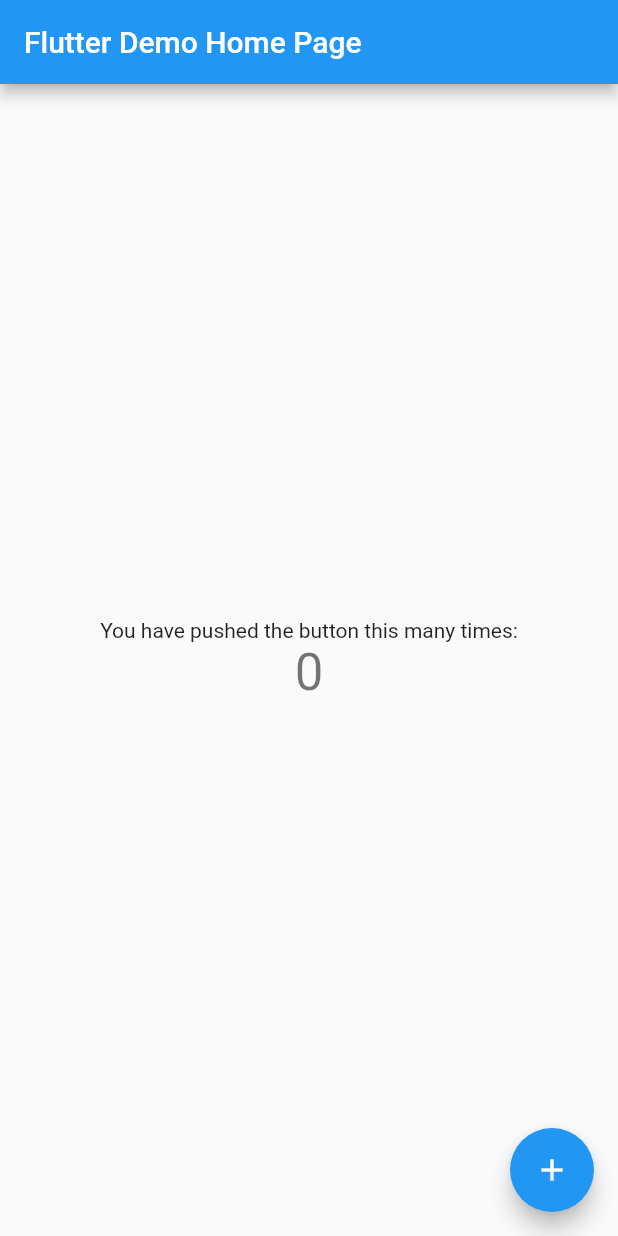
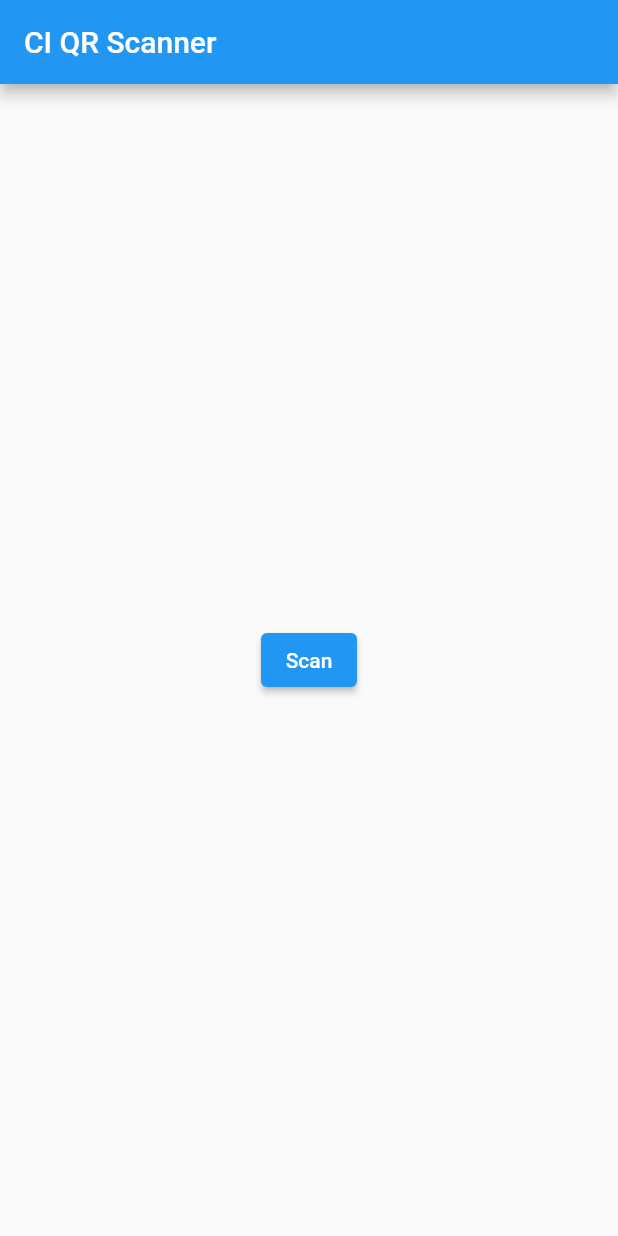
Before and after one commit to brentbroeckx/City-Influencers-QRScan, a Flutter app: the screen it shows after launch, on a phone screen of 412 x 824 dp. Run offline on Flutter 3.47's test engine with Material 2 defaults, Android fonts, the light colour scheme and no system bars; missing offline and left inert: qr_code_scanner.

Commit message:
scanner functionality

```diff
--- a/lib/main.dart
+++ b/lib/main.dart
@@ -1,3 +1,4 @@
+import 'package:city_influencers_qr/scanner.dart';
 import 'package:flutter/material.dart';
 
 void main() {
@@ -10,21 +11,9 @@
   // This widget is the root of your application.
   @override
   Widget build(BuildContext context) {
-    return MaterialApp(
+    return const MaterialApp(
       title: 'Flutter Demo',
-      theme: ThemeData(
-        // This is the theme of your application.
-        //
-        // Try running your application with "flutter run". You'll see the
-        // application has a blue toolbar. Then, without quitting the app, try
-        // changing the primarySwatch below to Colors.green and then invoke
-        // "hot reload" (press "r" in the console where you ran "flutter run",
-        // or simply save your changes to "hot reload" in a Flutter IDE).
-        // Notice that the counter didn't reset back to zero; the application
-        // is not restarted.
-        primarySwatch: Colors.blue,
-      ),
-      home: const MyHomePage(title: 'Flutter Demo Home Page'),
+      home: MyHomePage(title: 'CI QR Scanner'),
     );
   }
 }
@@ -63,53 +52,20 @@
 
   @override
   Widget build(BuildContext context) {
-    // This method is rerun every time setState is called, for instance as done
-    // by the _incrementCounter method above.
-    //
-    // The Flutter framework has been optimized to make rerunning build methods
-    // fast, so that you can just rebuild anything that needs updating rather
-    // than having to individually change instances of widgets.
     return Scaffold(
       appBar: AppBar(
-        // Here we take the value from the MyHomePage object that was created by
-        // the App.build method, and use it to set our appbar title.
         title: Text(widget.title),
       ),
       body: Center(
-        // Center is a layout widget. It takes a single child and positions it
-        // in the middle of the parent.
-        child: Column(
-          // Column is also a layout widget. It takes a list of children and
-          // arranges them vertically. By default, it sizes itself to fit its
-          // children horizontally, and tries to be as tall as its parent.
-          //
-          // Invoke "debug painting" (press "p" in the console, choose the
-          // "Toggle Debug Paint" action from the Flutter Inspector in Android
-          // Studio, or the "Toggle Debug Paint" command in Visual Studio Code)
-          // to see the wireframe for each widget.
-          //
-          // Column has various properties to control how it sizes itself and
-          // how it positions its children. Here we use mainAxisAlignment to
-          // center the children vertically; the main axis here is the vertical
-          // axis because Columns are vertical (the cross axis would be
-          // horizontal).
-          mainAxisAlignment: MainAxisAlignment.center,
-          children: <Widget>[
-            const Text(
-              'You have pushed the button this many times:',
-            ),
-            Text(
-              '$_counter',
-              style: Theme.of(context).textTheme.headline4,
-            ),
-          ],
-        ),
+        child: ElevatedButton(
+            child: Text('Scan'),
+            onPressed: () {
+              Navigator.push(
+                context,
+                MaterialPageRoute(builder: (context) => Scanner()),
+              );
+            }),
       ),
-      floatingActionButton: FloatingActionButton(
-        onPressed: _incrementCounter,
-        tooltip: 'Increment',
-        child: const Icon(Icons.add),
-      ), // This trailing comma makes auto-formatting nicer for build methods.
     );
   }
 }
--- a/pubspec.yaml
+++ b/pubspec.yaml
@@ -29,6 +29,8 @@
 dependencies:
   flutter:
     sdk: flutter
+  qr_code_scanner: ^0.4.0
+  url_launcher: ^6.0.3
 
 
   # The following adds the Cupertino Icons font to your application.
```
Also changed, not shown: lib/scanner.dart (added, +49 -0 lines), pubspec.lock, 3 other files.
